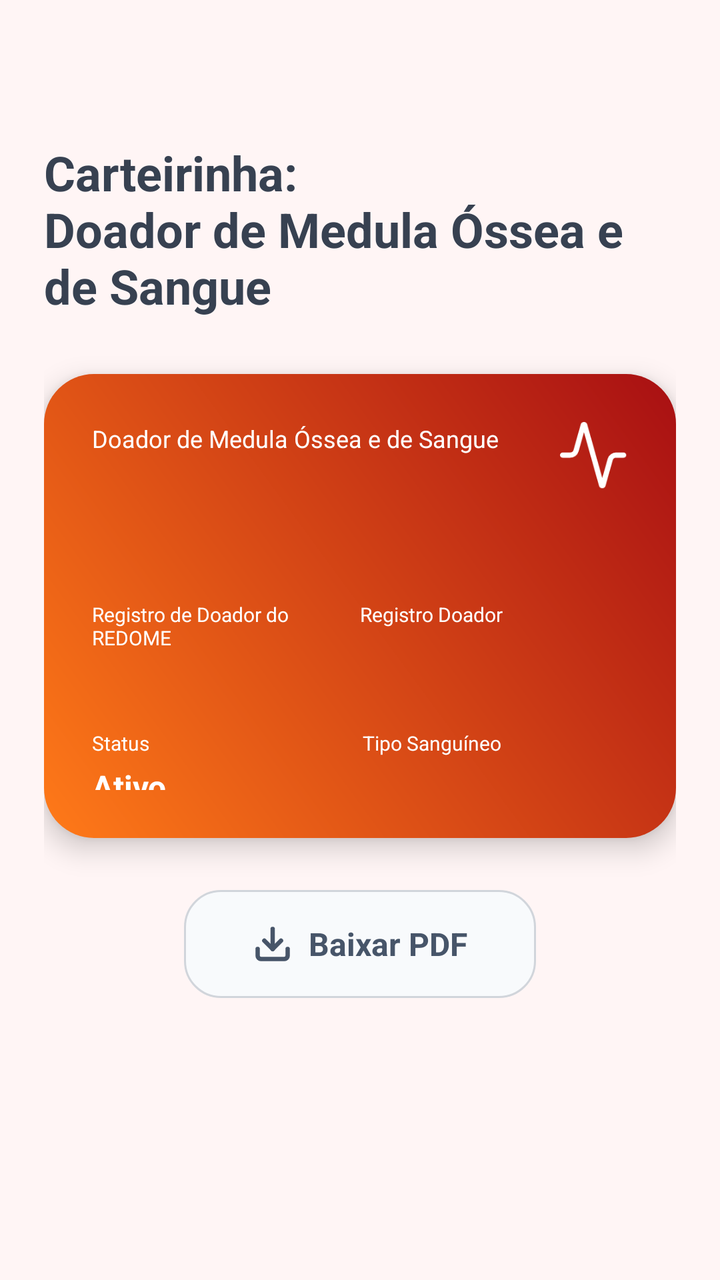
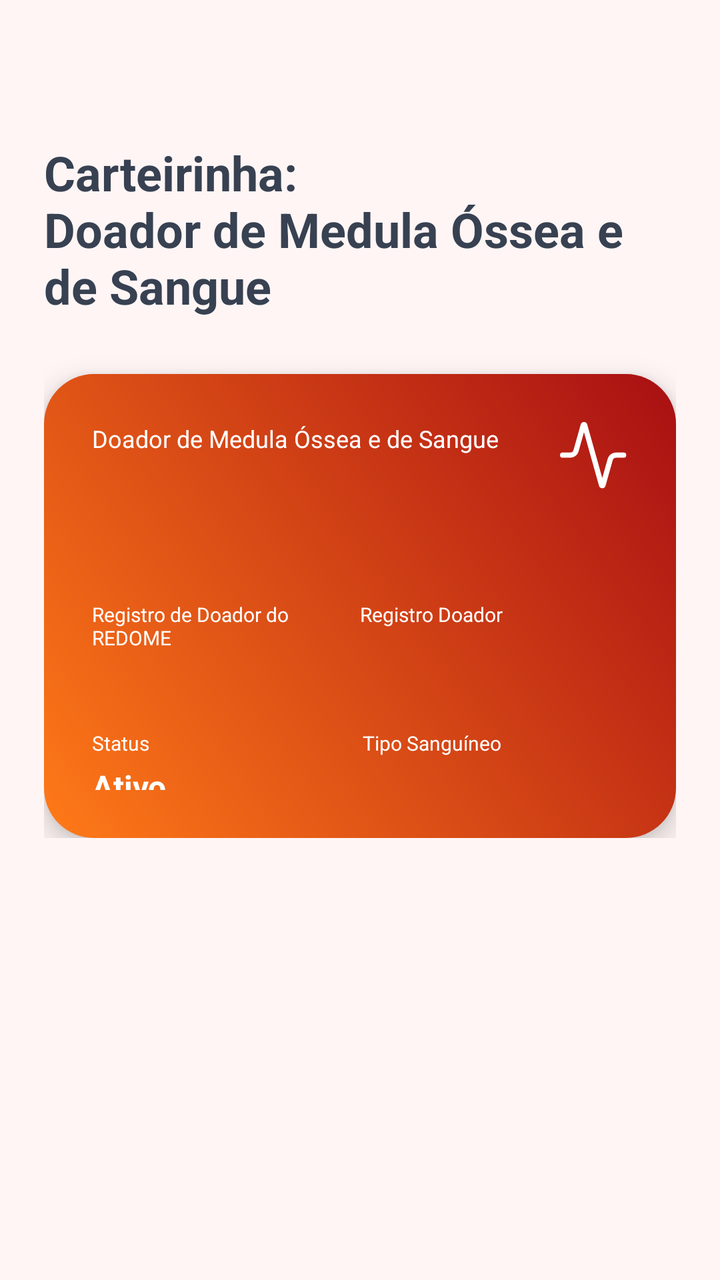

The first picture is an Android layout as it rendered before a commit; the second is the same layout after the commit. The layout source and the unified diff follow.
<!-- AndroidManifest.xml: application theme Theme.Hemo_Conecta -->
<!-- res/layout/fragment_carteirinha_ambos.xml -->
<?xml version="1.0" encoding="utf-8"?>
<androidx.constraintlayout.widget.ConstraintLayout
    xmlns:android="http://schemas.android.com/apk/res/android"
    xmlns:app="http://schemas.android.com/apk/res-auto"
    android:layout_width="match_parent"
    android:layout_height="match_parent"
    android:background="@color/background">

    <ScrollView
        android:layout_width="0dp"
        android:layout_height="match_parent"
        app:layout_constraintTop_toTopOf="parent"
        app:layout_constraintBottom_toTopOf="parent"
        app:layout_constraintStart_toStartOf="parent"
        app:layout_constraintEnd_toEndOf="parent">

        <LinearLayout
            android:layout_width="match_parent"
            android:layout_height="wrap_content"
            android:orientation="vertical"
            android:paddingStart="22dp"
            android:paddingTop="70dp"
            android:paddingEnd="22dp">

            
            <LinearLayout
                android:layout_width="match_parent"
                android:layout_height="wrap_content"
                android:gravity="center_vertical"
                android:orientation="horizontal"
                android:layout_marginBottom="28dp">

                <TextView
                    android:layout_width="wrap_content"
                    android:layout_height="wrap_content"
                    android:text="@string/title_carteirinha_medula_sangue"
                    android:textColor="@color/text_title"
                    android:textSize="24sp"
                    android:textStyle="bold" />

            </LinearLayout>

            
            <LinearLayout
                android:id="@+id/cardCarteirinha"
                android:layout_width="match_parent"
                android:layout_height="232dp"
                android:background="@drawable/bg_card_yellow_red_gradient"
                android:elevation="8dp"
                android:orientation="vertical"
                android:padding="24dp"
                >

                
                <LinearLayout
                    android:layout_width="match_parent"
                    android:layout_height="wrap_content"
                    android:orientation="horizontal"
                    android:layout_marginBottom="40dp">

                    <LinearLayout
                        android:layout_width="0dp"
                        android:layout_height="wrap_content"
                        android:layout_weight="1"
                        android:orientation="vertical">

                        <TextView
                            android:layout_width="wrap_content"
                            android:layout_height="wrap_content"
                            android:text="@string/doador_medula_sangue"
                            android:textColor="@color/white"
                            android:textSize="12sp" />

                        <TextView
                            android:id="@+id/nomeUsuario"
                            android:layout_width="wrap_content"
                            android:layout_height="wrap_content"
                            android:layout_marginTop="6dp"
                            android:text=""
                            android:textColor="@color/white"
                            android:textSize="20sp"
                            android:textStyle="bold" />

                    </LinearLayout>

                    <ImageView
                        android:layout_width="34dp"
                        android:layout_height="34dp"
                        android:src="@drawable/ic_heartbeat"
                        app:tint="@color/white" />

                </LinearLayout>

                
                <LinearLayout
                    android:layout_width="match_parent"
                    android:layout_height="wrap_content"
                    android:orientation="horizontal">

                    
                    <LinearLayout
                        android:layout_width="0dp"
                        android:layout_height="wrap_content"
                        android:layout_weight="1"
                        android:orientation="vertical">

                        <TextView
                            android:layout_width="wrap_content"
                            android:layout_height="wrap_content"
                            android:text="@string/registro_redome"
                            android:textColor="@color/white"
                            android:textSize="10sp" />

                        <TextView
                            android:id="@+id/tvCadastroRedome"
                            android:layout_width="wrap_content"
                            android:layout_height="wrap_content"
                            android:layout_marginTop="4dp"
                            android:text=""
                            android:textColor="@color/white"
                            android:textSize="14sp"
                            android:textStyle="bold" />
                    </LinearLayout>

                    
                    <LinearLayout
                        android:layout_width="0dp"
                        android:layout_height="wrap_content"
                        android:layout_weight="1"
                        android:orientation="vertical">

                        <TextView
                            android:layout_width="wrap_content"
                            android:layout_height="wrap_content"
                            android:text="@string/registro_doador"
                            android:textColor="@color/white"
                            android:textSize="10sp" />

                        <TextView
                            android:id="@+id/tvCadastroHemoes"
                            android:layout_width="wrap_content"
                            android:layout_height="wrap_content"
                            android:layout_marginTop="4dp"
                            android:text=""
                            android:textColor="@color/white"
                            android:textSize="14sp"
                            android:textStyle="bold" />
                    </LinearLayout>

                </LinearLayout>

                
                <LinearLayout
                    android:layout_width="match_parent"
                    android:layout_height="wrap_content"
                    android:layout_marginTop="16dp"
                    android:orientation="horizontal">

                    
                    <LinearLayout
                        android:layout_width="wrap_content"
                        android:layout_height="wrap_content"
                        android:layout_weight="1"
                        android:orientation="vertical">

                        <TextView
                            android:layout_width="wrap_content"
                            android:layout_height="wrap_content"
                            android:text="@string/status"
                            android:textColor="@color/white"
                            android:textSize="10sp" />

                        <TextView
                            android:id="@+id/tv_status"
                            android:layout_width="wrap_content"
                            android:layout_height="wrap_content"
                            android:layout_marginTop="4dp"
                            android:text="@string/status_doador"
                            android:textColor="@color/white"
                            android:textSize="16sp"
                            android:textStyle="bold" />

                    </LinearLayout>

                    
                    <LinearLayout
                        android:layout_width="wrap_content"
                        android:layout_height="wrap_content"
                        android:layout_weight="1"
                        android:layout_marginStart="35dp"
                        android:orientation="vertical">

                        <TextView
                            android:layout_width="wrap_content"
                            android:layout_height="wrap_content"
                            android:text="@string/tipo_sanguineo"
                            android:textColor="@color/white"
                            android:textSize="10sp" />

                        <TextView
                            android:id="@+id/tvTipoSanguineo"
                            android:layout_width="wrap_content"
                            android:layout_height="wrap_content"
                            android:layout_marginTop="4dp"
                            android:text=""
                            android:textColor="@color/white"
                            android:textSize="16sp"
                            android:textStyle="bold" />

                    </LinearLayout>




                </LinearLayout>

            </LinearLayout>

            
            <LinearLayout
                android:id="@+id/btnBaixarPdf"
                android:layout_width="176dp"
                android:layout_height="54dp"
                android:layout_gravity="center"
                android:layout_marginTop="26dp"
                android:background="@drawable/bg_button_pdf"
                android:gravity="center"
                android:orientation="horizontal">

                <ImageView
                    android:layout_width="20dp"
                    android:layout_height="20dp"
                    android:layout_marginEnd="8dp"
                    android:src="@drawable/ic_download"
                    app:tint="@color/text_button" />

                <TextView
                    android:layout_width="wrap_content"
                    android:layout_height="wrap_content"
                    android:text="@string/baixar_pdf"
                    android:textColor="@color/text_button"
                    android:textSize="16sp"
                    android:textStyle="bold" />
            </LinearLayout>
        </LinearLayout>
    </ScrollView>
</androidx.constraintlayout.widget.ConstraintLayout>
<!-- resources referenced by this layout -->
<resources>
  <color name="background">#FFF5F5</color>
  <color name="text_button">#475569</color>
  <color name="text_title">#374151</color>
  <color name="white">#FFFFFF</color>
  <!-- drawable bg_button_pdf (drawable) -->
  <?xml version="1.0" encoding="utf-8"?>
  <shape xmlns:android="http://schemas.android.com/apk/res/android">
  
      <solid android:color="@color/button_background"/>
  
      <corners android:radius="18dp"/>
  
      <stroke
          android:width="1dp"
          android:color="@color/button_border"/>
  
  </shape>
  <!-- drawable bg_card_yellow_red_gradient (drawable) -->
  <?xml version="1.0" encoding="utf-8"?>
  <shape xmlns:android="http://schemas.android.com/apk/res/android"
      android:shape="rectangle">
      <gradient
          android:type="linear"
          android:angle="225"
          android:startColor="@color/card_red_start"
          android:endColor="@color/card_yellow_start" />
      <corners android:radius="25dp" />
  </shape>
  <!-- drawable ic_download (drawable) -->
  <vector xmlns:android="http://schemas.android.com/apk/res/android"
      android:width="18dp"
      android:height="18dp"
      android:viewportWidth="18"
      android:viewportHeight="18">
    <path
        android:pathData="M9,11.25V2.25"
        android:strokeLineJoin="round"
        android:strokeWidth="2"
        android:fillColor="#00000000"
        android:strokeColor="#334155"
        android:strokeLineCap="round"/>
    <path
        android:pathData="M15.75,11.25V14.25C15.75,15.078 15.078,15.75 14.25,15.75H3.75C2.922,15.75 2.25,15.078 2.25,14.25V11.25"
        android:strokeLineJoin="round"
        android:strokeWidth="2"
        android:fillColor="#00000000"
        android:strokeColor="#334155"
        android:strokeLineCap="round"/>
    <path
        android:pathData="M5.25,7.5L9,11.25L12.75,7.5"
        android:strokeLineJoin="round"
        android:strokeWidth="2"
        android:fillColor="#00000000"
        android:strokeColor="#334155"
        android:strokeLineCap="round"/>
  </vector>
  <!-- drawable ic_heartbeat (drawable) -->
  <vector xmlns:android="http://schemas.android.com/apk/res/android"
      android:width="26dp"
      android:height="26dp"
      android:viewportWidth="26"
      android:viewportHeight="26">
    <path
        android:pathData="M24.33,12.665H21.437C20.389,12.663 19.469,13.359 19.186,14.368L16.444,24.12C16.408,24.244 16.294,24.33 16.164,24.33C16.035,24.33 15.921,24.244 15.884,24.12L9.445,1.21C9.409,1.086 9.295,1 9.165,1C9.036,1 8.922,1.086 8.886,1.21L6.144,10.962C5.863,11.967 4.948,12.662 3.905,12.665H1"
        android:strokeLineJoin="round"
        android:strokeWidth="2"
        android:fillColor="#00000000"
        android:strokeColor="#ffffff"
        android:strokeLineCap="round"/>
  </vector>
  <string name="baixar_pdf">Baixar PDF</string>
  <string name="doador_medula_sangue">Doador de Medula Óssea e de Sangue</string>
  <string name="registro_doador">Registro Doador</string>
  <string name="registro_redome">Registro de Doador do REDOME</string>
  <string name="status">Status</string>
  <string name="status_doador">Ativo</string>
  <string name="tipo_sanguineo">Tipo Sanguíneo</string>
  <string name="title_carteirinha_medula_sangue">Carteirinha:\nDoador de Medula Óssea e  de Sangue</string>
  <style name="Theme.Hemo_Conecta" parent="Base.Theme.Hemo_Conecta" />
  <color name="button_background">#F8FAFC</color>
  <color name="button_border">#D1D5DB</color>
  <color name="card_red_start">#A80F13</color>
  <color name="card_yellow_start">#FF7A18</color>
  <style name="Base.Theme.Hemo_Conecta" parent="Theme.Material3.DayNight.NoActionBar">
          
          
      </style>
</resources>

<!-- the commit's change to res/layout/fragment_carteirinha_ambos.xml (unified diff, before → after) -->
@@ -215,33 +215,6 @@
                 </LinearLayout>
 
             </LinearLayout>
-
-            
-            <LinearLayout
-                android:id="@+id/btnBaixarPdf"
-                android:layout_width="176dp"
-                android:layout_height="54dp"
-                android:layout_gravity="center"
-                android:layout_marginTop="26dp"
-                android:background="@drawable/bg_button_pdf"
-                android:gravity="center"
-                android:orientation="horizontal">
-
-                <ImageView
-                    android:layout_width="20dp"
-                    android:layout_height="20dp"
-                    android:layout_marginEnd="8dp"
-                    android:src="@drawable/ic_download"
-                    app:tint="@color/text_button" />
-
-                <TextView
-                    android:layout_width="wrap_content"
-                    android:layout_height="wrap_content"
-                    android:text="@string/baixar_pdf"
-                    android:textColor="@color/text_button"
-                    android:textSize="16sp"
-                    android:textStyle="bold" />
-            </LinearLayout>
         </LinearLayout>
     </ScrollView>
 </androidx.constraintlayout.widget.ConstraintLayout>
<!-- resource entries referenced after the edit -->
@@ -1,22 +1,8 @@
 <!-- resources referenced by this layout -->
 <resources>
   <color name="background">#FFF5F5</color>
-  <color name="text_button">#475569</color>
   <color name="text_title">#374151</color>
   <color name="white">#FFFFFF</color>
-  <!-- drawable bg_button_pdf (drawable) -->
-  <?xml version="1.0" encoding="utf-8"?>
-  <shape xmlns:android="http://schemas.android.com/apk/res/android">
-  
-      <solid android:color="@color/button_background"/>
-  
-      <corners android:radius="18dp"/>
-  
-      <stroke
-          android:width="1dp"
-          android:color="@color/button_border"/>
-  
-  </shape>
   <!-- drawable bg_card_yellow_red_gradient (drawable) -->
   <?xml version="1.0" encoding="utf-8"?>
   <shape xmlns:android="http://schemas.android.com/apk/res/android"
@@ -28,34 +14,6 @@
           android:endColor="@color/card_yellow_start" />
       <corners android:radius="25dp" />
   </shape>
-  <!-- drawable ic_download (drawable) -->
-  <vector xmlns:android="http://schemas.android.com/apk/res/android"
-      android:width="18dp"
-      android:height="18dp"
-      android:viewportWidth="18"
-      android:viewportHeight="18">
-    <path
-        android:pathData="M9,11.25V2.25"
-        android:strokeLineJoin="round"
-        android:strokeWidth="2"
-        android:fillColor="#00000000"
-        android:strokeColor="#334155"
-        android:strokeLineCap="round"/>
-    <path
-        android:pathData="M15.75,11.25V14.25C15.75,15.078 15.078,15.75 14.25,15.75H3.75C2.922,15.75 2.25,15.078 2.25,14.25V11.25"
-        android:strokeLineJoin="round"
-        android:strokeWidth="2"
-        android:fillColor="#00000000"
-        android:strokeColor="#334155"
-        android:strokeLineCap="round"/>
-    <path
-        android:pathData="M5.25,7.5L9,11.25L12.75,7.5"
-        android:strokeLineJoin="round"
-        android:strokeWidth="2"
-        android:fillColor="#00000000"
-        android:strokeColor="#334155"
-        android:strokeLineCap="round"/>
-  </vector>
   <!-- drawable ic_heartbeat (drawable) -->
   <vector xmlns:android="http://schemas.android.com/apk/res/android"
       android:width="26dp"
@@ -70,7 +28,6 @@
         android:strokeColor="#ffffff"
         android:strokeLineCap="round"/>
   </vector>
-  <string name="baixar_pdf">Baixar PDF</string>
   <string name="doador_medula_sangue">Doador de Medula Óssea e de Sangue</string>
   <string name="registro_doador">Registro Doador</string>
   <string name="registro_redome">Registro de Doador do REDOME</string>
@@ -79,8 +36,6 @@
   <string name="tipo_sanguineo">Tipo Sanguíneo</string>
   <string name="title_carteirinha_medula_sangue">Carteirinha:\nDoador de Medula Óssea e  de Sangue</string>
   <style name="Theme.Hemo_Conecta" parent="Base.Theme.Hemo_Conecta" />
-  <color name="button_background">#F8FAFC</color>
-  <color name="button_border">#D1D5DB</color>
   <color name="card_red_start">#A80F13</color>
   <color name="card_yellow_start">#FF7A18</color>
   <style name="Base.Theme.Hemo_Conecta" parent="Theme.Material3.DayNight.NoActionBar">
